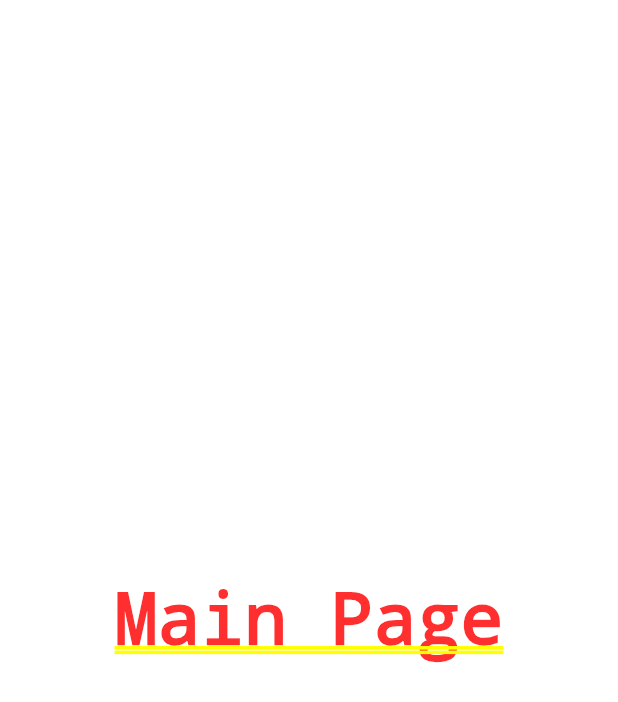
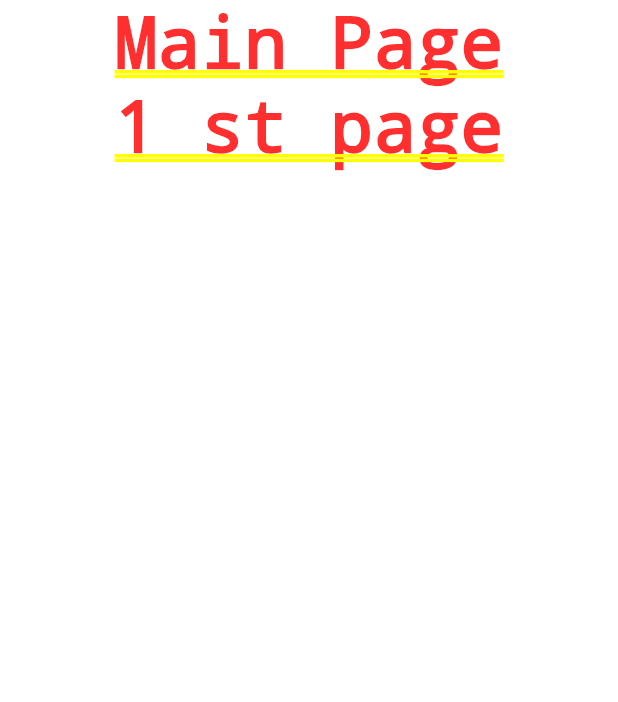
Before and after one commit to vglug/kids_stories, a Flutter app: the screen it shows after launch, on a phone screen of 412 x 824 dp. Shown: the top 702 px of the screen. Run offline on Flutter 3.47's test engine with Material 2 defaults, Android fonts, the phone set to English and light mode, and no system bars.

Commit message:
Home page modified

```diff
--- a/lib/main_page.dart
+++ b/lib/main_page.dart
@@ -10,8 +10,13 @@ class MainPage extends StatefulWidget {
 class _MainPageState extends State<MainPage> {
   @override
   Widget build(BuildContext context) {
-    return const Center(
-      child: Text("Main Page"),
+    return Center(
+      child: Column(
+        children: [
+          Text("Main Page"),
+           Text("1 st page"),
+        ],
+      ),
     );
-  }
+    }
 }
```
